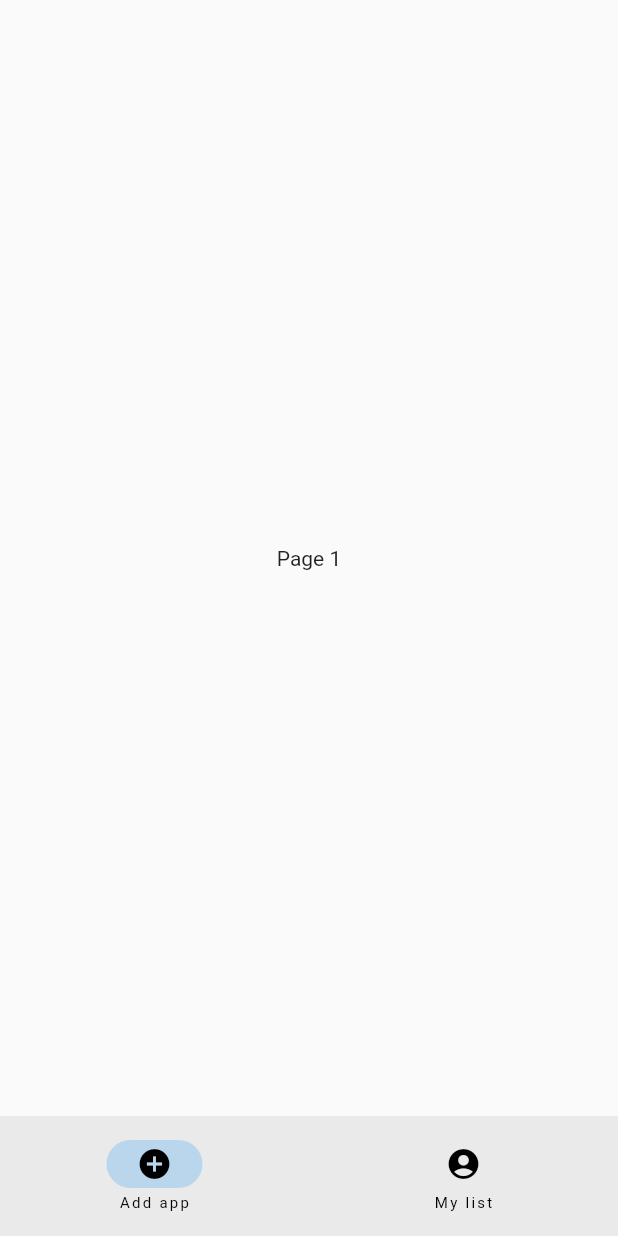
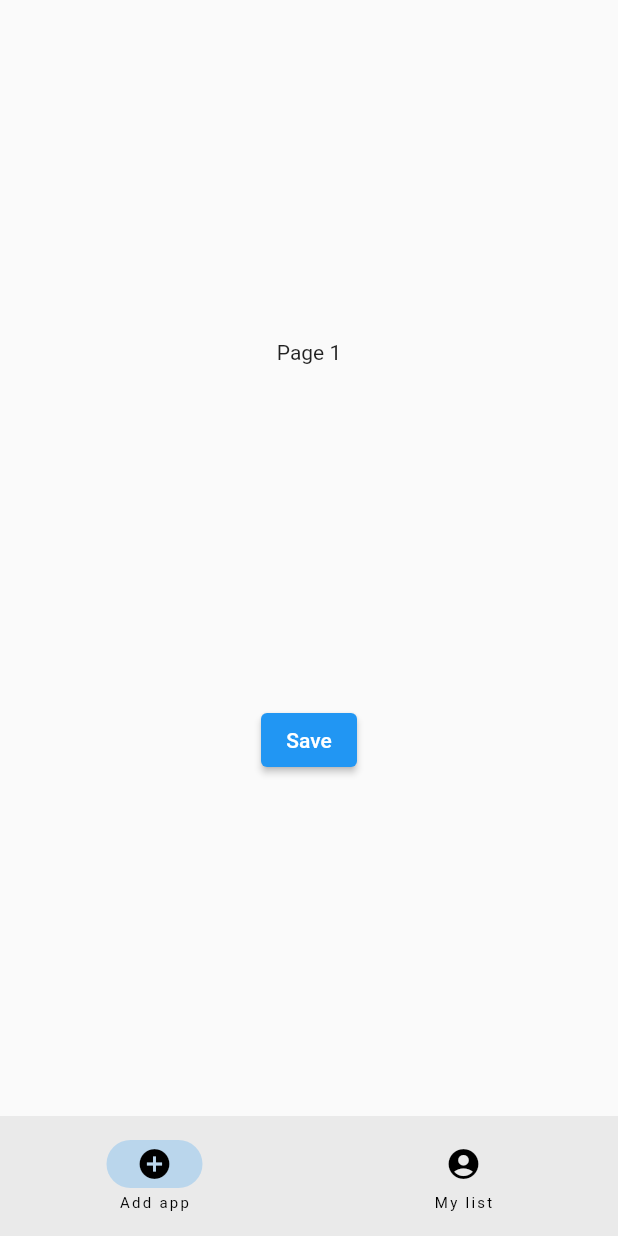
Before and after one commit to 602822/flutter_app_2, a Flutter app: the screen it shows after launch, on a phone screen of 412 x 824 dp. Run offline on Flutter 3.47's test engine with Material 2 defaults, Android fonts, the phone set to English and light mode, and no system bars.

Commit message:
låg til knapp side1

```diff
--- a/lib/main.dart
+++ b/lib/main.dart
@@ -49,11 +49,22 @@ class _MainScreenState extends State<MainScreen> {
       body: <Widget>[
         Container(
           alignment: Alignment.center,
-          child: const Text('Page 1'),
+          child: Column(
+            mainAxisAlignment: MainAxisAlignment.spaceEvenly,
+            children: <Widget>[
+              const Text('Page 1'),
+              ElevatedButton(onPressed: () {}, child: const Text("Save")),
+            ],
+          ),
         ),
         Container(
           alignment: Alignment.center,
-          child: const Text('Page 2'),
+          child: const Column(
+            mainAxisAlignment: MainAxisAlignment.center,
+            children: <Widget>[
+              Text('Page 2'),
+            ],
+          ),
         ),
       ][currentIndex],
     );
```
